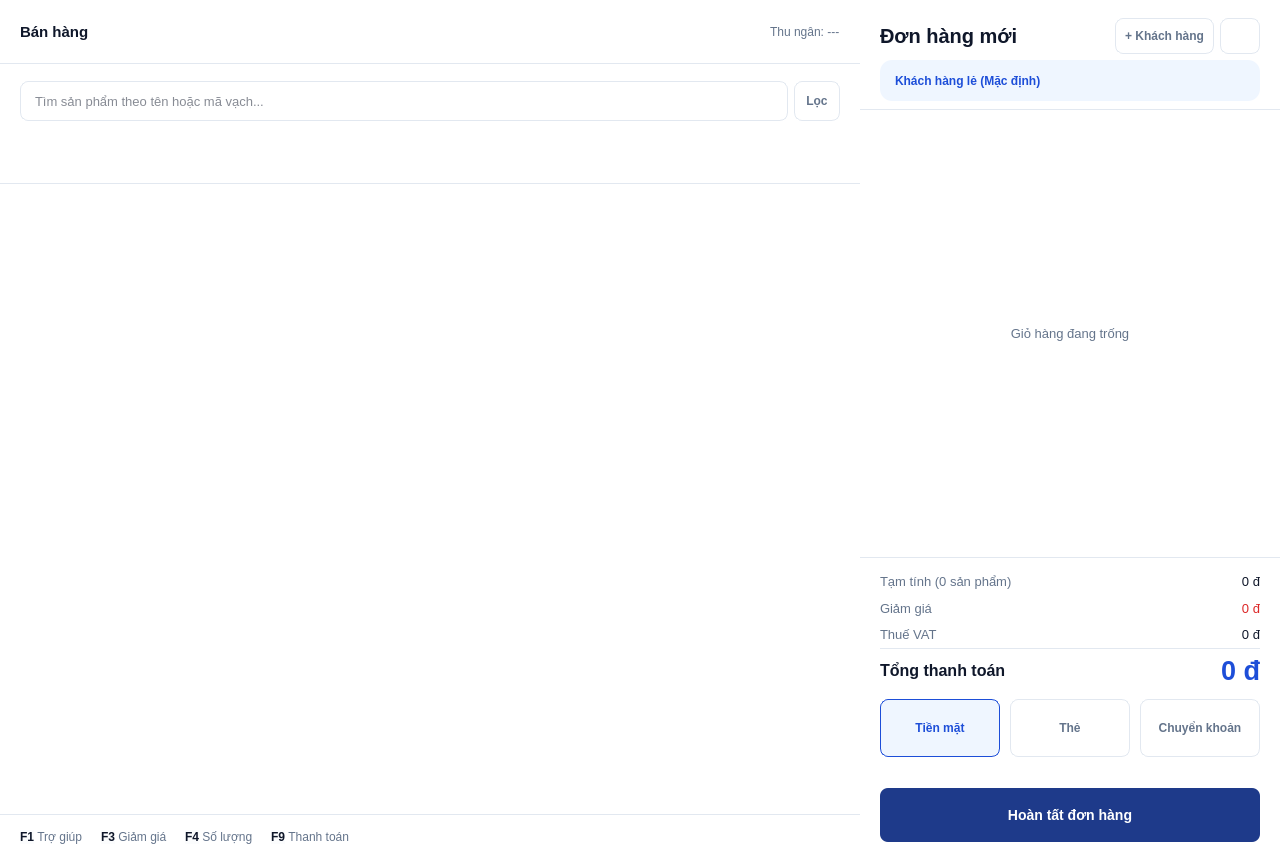
Qt form src/gui/tabs/pos.ui (letrankhang/Supermarket_Manager) before a commit.
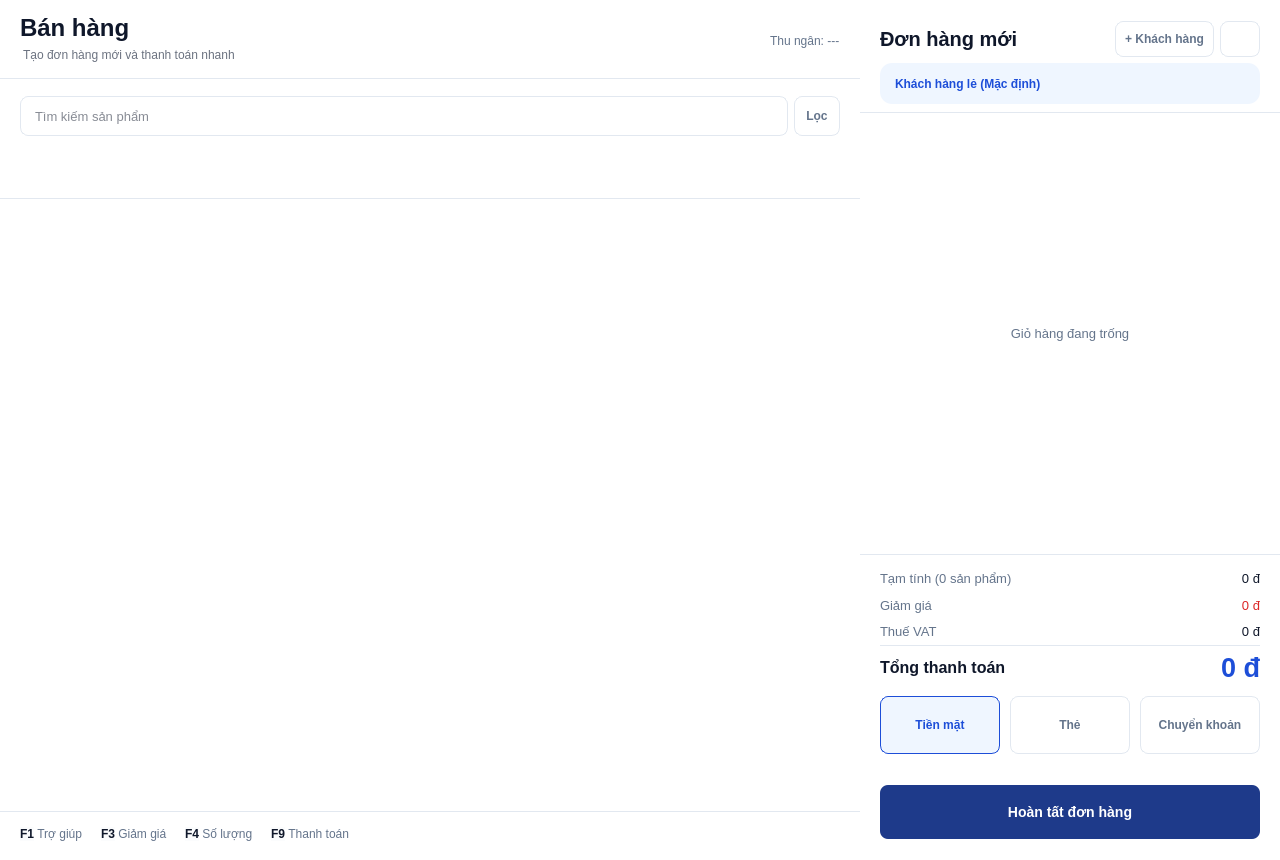
The same form after that commit.

```diff
--- a/src/gui/tabs/pos.ui
+++ b/src/gui/tabs/pos.ui
@@ -14,9 +14,7 @@
    <string>Form</string>
   </property>
   <property name="styleSheet">
-   <string notr="true">/* ===== General ===== */
-
-QWidget {
+   <string notr="true">QWidget {
     background-color: #ffffff;
 }
 
@@ -26,26 +24,22 @@
     color: #0f172a;
 }
 
-
-/* ===== Top bar ===== */
-
 #frame_topbar {
     background-color: #ffffff;
     border-bottom: 1px solid #e2e8f0;
 }
 
-#lblScanCaption {
-    font-size: 15px;
-    font-weight: bold;
+#lblScanSubtitle {
+    color: #6b7280;
+    font-size: 12px;
+    font-weight: normal;
+    margin-top: 4px;
 }
 
 #lblCashierName {
     color: #64748b;
 }
 
-
-/* ===== Search and filters ===== */
-
 #frame_filters {
     background-color: #ffffff;
     border-bottom: 1px solid #e2e8f0;
@@ -64,9 +58,6 @@
     border: 1px solid #1d4ed8;
 }
 
-
-/* ===== Category chips ===== */
-
 #CategoryChip {
     background-color: #ffffff;
     color: #64748b;
@@ -88,9 +79,6 @@
     border: 1px solid #1e3a8a;
 }
 
-
-/* ===== Small buttons ===== */
-
 #btnFilter,
 #btnAddCustomer {
     background-color: #ffffff;
@@ -122,17 +110,11 @@
     border: 1px solid #dc2626;
 }
 
-
-/* ===== Scroll areas ===== */
-
 QScrollArea {
     background-color: transparent;
     border: none;
 }
 
-
-/* ===== Vertical scrollbar ===== */
-
 QScrollBar:vertical {
     background-color: #f8fafc;
     width: 10px;
@@ -175,9 +157,6 @@
     background: transparent;
 }
 
-
-/* ===== Horizontal scrollbar ===== */
-
 QScrollBar:horizontal {
     background-color: #f8fafc;
     height: 10px;
@@ -220,9 +199,6 @@
     background: transparent;
 }
 
-
-/* ===== Product card ===== */
-
 #ProductCard {
     background-color: #ffffff;
     border: 1px solid #e2e8f0;
@@ -269,17 +245,11 @@
     background-color: #1e3a8a;
 }
 
-
-/* ===== Shortcuts ===== */
-
 #frame_shortcuts {
     background-color: #ffffff;
     border-top: 1px solid #e2e8f0;
 }
 
-
-/* ===== Order panel ===== */
-
 #frame_order {
     background-color: #ffffff;
     border-left: 1px solid #e2e8f0;
@@ -303,9 +273,6 @@
     color: #64748b;
 }
 
-
-/* ===== Cart rows ===== */
-
 #CartRow {
     background-color: #ffffff;
     border: none;
@@ -359,9 +326,6 @@
     color: #dc2626;
 }
 
-
-/* ===== Order summary ===== */
-
 #frame_summary {
     background-color: #ffffff;
     border-top: 1px solid #e2e8f0;
@@ -405,9 +369,6 @@
     color: #1d4ed8;
 }
 
-
-/* ===== Payment methods ===== */
-
 #btnPayCash,
 #btnPayCard,
 #btnPayTransfer {
@@ -434,9 +395,6 @@
     color: #1d4ed8;
 }
 
-
-/* ===== Checkout ===== */
-
 #btnCheckout {
     background-color: #1e3a8a;
     color: #ffffff;
@@ -463,13 +421,13 @@
     <number>0</number>
    </property>
    <property name="topMargin">
-    <number>0</number>
+    <number>3</number>
    </property>
    <property name="rightMargin">
     <number>0</number>
    </property>
    <property name="bottomMargin">
-    <number>0</number>
+    <number>3</number>
    </property>
    <item>
     <widget class="QWidget" name="widget_catalog" native="true">
@@ -500,13 +458,13 @@
         <property name="minimumSize">
          <size>
           <width>0</width>
-          <height>64</height>
+          <height>76</height>
          </size>
         </property>
         <property name="maximumSize">
          <size>
           <width>16777215</width>
-          <height>64</height>
+          <height>76</height>
          </size>
         </property>
         <property name="frameShape">
@@ -520,11 +478,43 @@
           <number>20</number>
          </property>
          <item>
-          <widget class="QLabel" name="lblScanCaption">
-           <property name="text">
-            <string>Bán hàng</string>
+          <layout class="QGridLayout" name="gridLayout">
+           <property name="leftMargin">
+            <number>0</number>
            </property>
-          </widget>
+           <property name="topMargin">
+            <number>2</number>
+           </property>
+           <property name="rightMargin">
+            <number>0</number>
+           </property>
+           <property name="bottomMargin">
+            <number>6</number>
+           </property>
+           <property name="spacing">
+            <number>0</number>
+           </property>
+           <item row="4" column="0">
+            <widget class="QLabel" name="lblScanSubtitle">
+             <property name="text">
+              <string>Tạo đơn hàng mới và thanh toán nhanh</string>
+             </property>
+            </widget>
+           </item>
+           <item row="3" column="0">
+            <widget class="QLabel" name="lblScanCaption">
+             <property name="font">
+              <font>
+               <pointsize>18</pointsize>
+               <bold>true</bold>
+              </font>
+             </property>
+             <property name="text">
+              <string>Bán hàng</string>
+             </property>
+            </widget>
+           </item>
+          </layout>
          </item>
          <item>
           <spacer name="horizontalSpacer_topbar">
@@ -603,7 +593,7 @@
                </size>
               </property>
               <property name="placeholderText">
-               <string>Tìm sản phẩm theo tên hoặc mã vạch...</string>
+               <string>Tìm kiếm sản phẩm</string>
               </property>
              </widget>
             </item>
@@ -686,7 +676,7 @@
            <x>0</x>
            <y>0</y>
            <width>860</width>
-           <height>630</height>
+           <height>612</height>
           </rect>
          </property>
          <layout class="QGridLayout" name="gridLayout_products">
@@ -951,7 +941,7 @@
            <x>0</x>
            <y>0</y>
            <width>420</width>
-           <height>427</height>
+           <height>421</height>
           </rect>
          </property>
          <layout class="QVBoxLayout" name="verticalLayout_cart">
```
